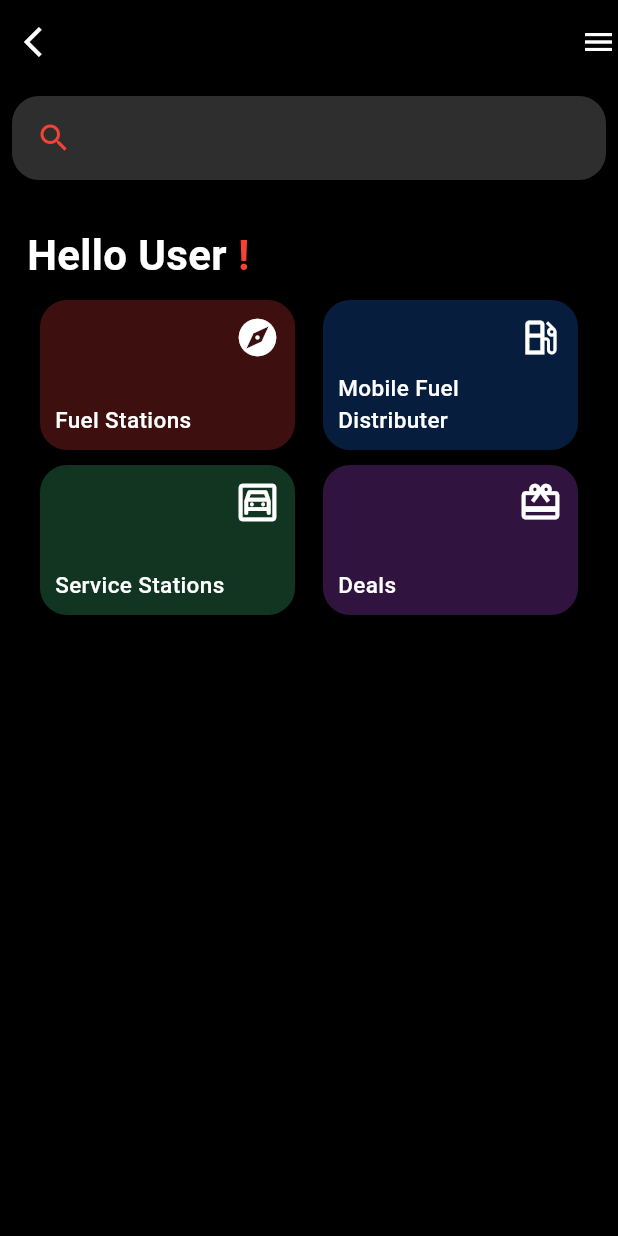
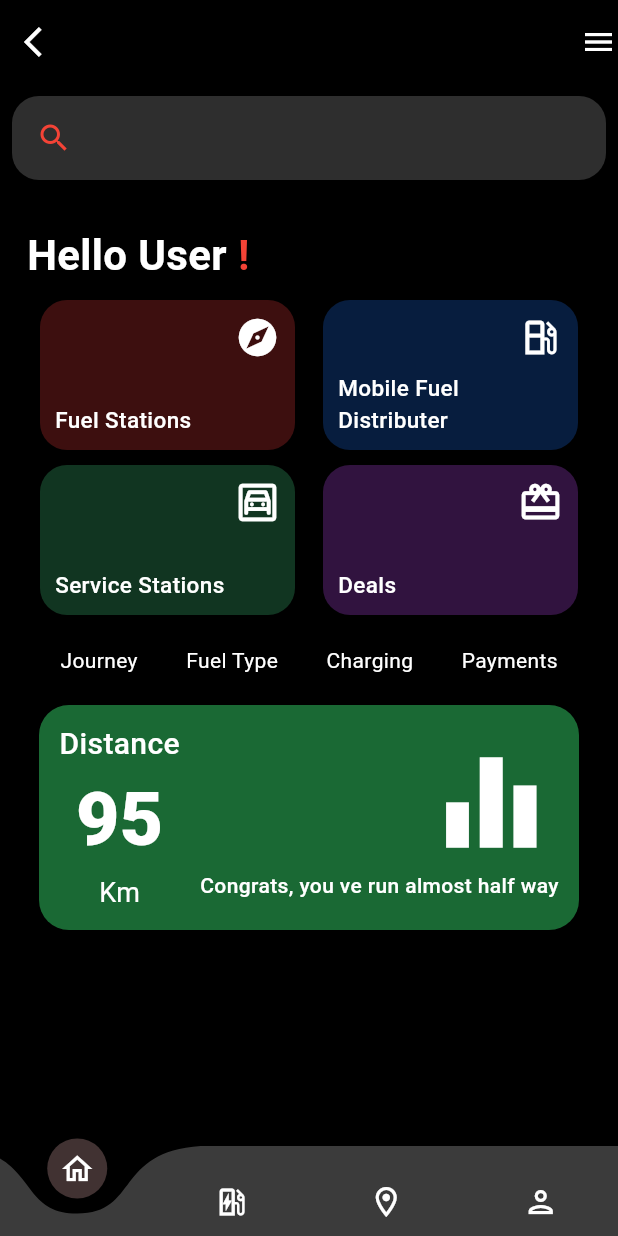
Before and after one commit to WickramaarachchiBS/nikn_fuel_mad, a Flutter app: the screen it shows after launch, on a phone screen of 412 x 824 dp. Run offline on Flutter 3.47's test engine with Material 3 defaults, Android fonts, the phone set to English and light mode, and no system bars; drawn by our look-alikes of curved_navigation_bar.

Commit message:
added bottom navigation bar

```diff
--- /dev/null
+++ b/lib/components/bottom_widget.dart
@@ -0,0 +1,65 @@
+import 'package:flutter/material.dart';
+
+class BottomWidget extends StatelessWidget {
+  const BottomWidget({
+    super.key,
+  });
+
+  @override
+  Widget build(BuildContext context) {
+    return Container(
+      width: 360.0,
+      height: 150.0,
+      decoration: BoxDecoration(
+        color: const Color.fromARGB(255, 26, 105, 52),
+        borderRadius: BorderRadius.circular(20.0),
+      ),
+      child: Row(
+        mainAxisAlignment: MainAxisAlignment.spaceEvenly,
+        children: <Widget>[
+          Column(
+            mainAxisAlignment: MainAxisAlignment.center,
+            children: [
+              Text('Distance',
+                  style: TextStyle(
+                    color: Colors.white,
+                    fontWeight: FontWeight.w500,
+                    fontSize: 20.0,
+                  )),
+              Text('95',
+                  style: TextStyle(
+                    color: Colors.white,
+                    fontWeight: FontWeight.w900,
+                    fontSize: 50.0,
+                  )),
+              Text('Km',
+                  style: TextStyle(
+                    color: Colors.white,
+                    fontWeight: FontWeight.w400,
+                    fontSize: 18.0,
+                  )),
+            ],
+          ),
+          Column(
+            mainAxisAlignment: MainAxisAlignment.center,
+            crossAxisAlignment: CrossAxisAlignment.end,
+            children: [
+              Icon(
+                Icons.equalizer,
+                color: Colors.white,
+                size: 90.0,
+              ),
+              Text(
+                'Congrats, you ve run almost half way',
+                style: TextStyle(
+                  color: Colors.white,
+                  fontWeight: FontWeight.w500,
+                ),
+              ),
+            ],
+          ),
+        ],
+      ),
+    );
+  }
+}
--- /dev/null
+++ b/lib/components/navigation.dart
@@ -0,0 +1,28 @@
+import 'package:flutter/material.dart';
+
+class NavBar extends StatelessWidget {
+  const NavBar({
+    super.key,
+  });
+
+  @override
+  Widget build(BuildContext context) {
+    return Container(
+      width: 375.0,
+      height: 100.0,
+      decoration: BoxDecoration(
+        color: const Color.fromARGB(255, 0, 0, 0),
+      ),
+      child: Row(
+        mainAxisAlignment: MainAxisAlignment.spaceEvenly,
+        children: <Widget>[
+          Icon(Icons.home, color: Colors.white),
+          Icon(Icons.search, color: Colors.white),
+          Icon(Icons.add, color: Colors.white),
+          Icon(Icons.notifications, color: Colors.white),
+          Icon(Icons.person, color: Colors.white),
+        ],
+      ),
+    );
+  }
+}
--- a/lib/screens/home_screen.dart
+++ b/lib/screens/home_screen.dart
@@ -1,5 +1,8 @@
+import 'package:curved_navigation_bar/curved_navigation_bar.dart';
 import 'package:flutter/material.dart';
-import 'package:nikn_fuel/components/centerwidgets.dart';
+import 'package:nikn_fuel/components/center_widgets.dart';
+import 'package:nikn_fuel/components/bottom_widget.dart';
+// import 'package:nikn_fuel/components/navigation.dart';
 
 class HomeScreen extends StatefulWidget {
   const HomeScreen({super.key});
@@ -11,6 +14,13 @@ class HomeScreen extends StatefulWidget {
 class _HomeScreenState extends State<HomeScreen> {
   @override
   Widget build(BuildContext context) {
+    final items = <Widget>[
+      Icon(Icons.home_outlined, color: Color.fromARGB(255, 255, 255, 255)),
+      Icon(Icons.ev_station_outlined, color: Color.fromARGB(255, 255, 255, 255)),
+      Icon(Icons.location_on_outlined, color: Color.fromARGB(255, 255, 255, 255)),
+      Icon(Icons.person_outlined, color: Color.fromARGB(255, 255, 255, 255)),
+    ];
+
     return Scaffold(
       backgroundColor: const Color.fromARGB(255, 0, 0, 0),
       appBar: AppBar(
@@ -105,10 +115,50 @@ class _HomeScreenState extends State<HomeScreen> {
                 ),
               ],
             ),
-            Row(),
-            Row(),
+            SizedBox(height: 20),
+            Row(
+              mainAxisAlignment: MainAxisAlignment.spaceEvenly,
+              children: [
+                Text(
+                  'Journey',
+                  style: TextStyle(
+                    color: const Color.fromARGB(255, 255, 255, 255),
+                  ),
+                ),
+                Text(
+                  'Fuel Type',
+                  style: TextStyle(
+                    color: const Color.fromARGB(255, 255, 255, 255),
+                  ),
+                ),
+                Text(
+                  'Charging',
+                  style: TextStyle(
+                    color: const Color.fromARGB(255, 255, 255, 255),
+                  ),
+                ),
+                Text(
+                  'Payments',
+                  style: TextStyle(
+                    color: const Color.fromARGB(255, 255, 255, 255),
+                  ),
+                ),
+              ],
+            ),
+            SizedBox(height: 20),
+            BottomWidget(),
+            // NavBar(),
           ],
         ),
+      ),
+      bottomNavigationBar: CurvedNavigationBar(
+        items: items,
+        height: 60.0,
+        backgroundColor: const Color.fromARGB(255, 0, 0, 0),
+        buttonBackgroundColor: const Color.fromARGB(255, 65, 50, 50),
+        color: Color.fromARGB(255, 59, 59, 59),
+        animationCurve: Curves.easeInOut,
+        animationDuration: Duration(milliseconds: 400),
       ),
     );
   }
--- a/pubspec.yaml
+++ b/pubspec.yaml
@@ -34,6 +34,7 @@ dependencies:
   # The following adds the Cupertino Icons font to your application.
   # Use with the CupertinoIcons class for iOS style icons.
   cupertino_icons: ^1.0.8
+  curved_navigation_bar: ^1.0.6
 
 dev_dependencies:
   flutter_test:
```
Also changed, not shown: lib/components/center_widgets.dart (renamed from lib/components/centerwidgets.dart), pubspec.lock.
